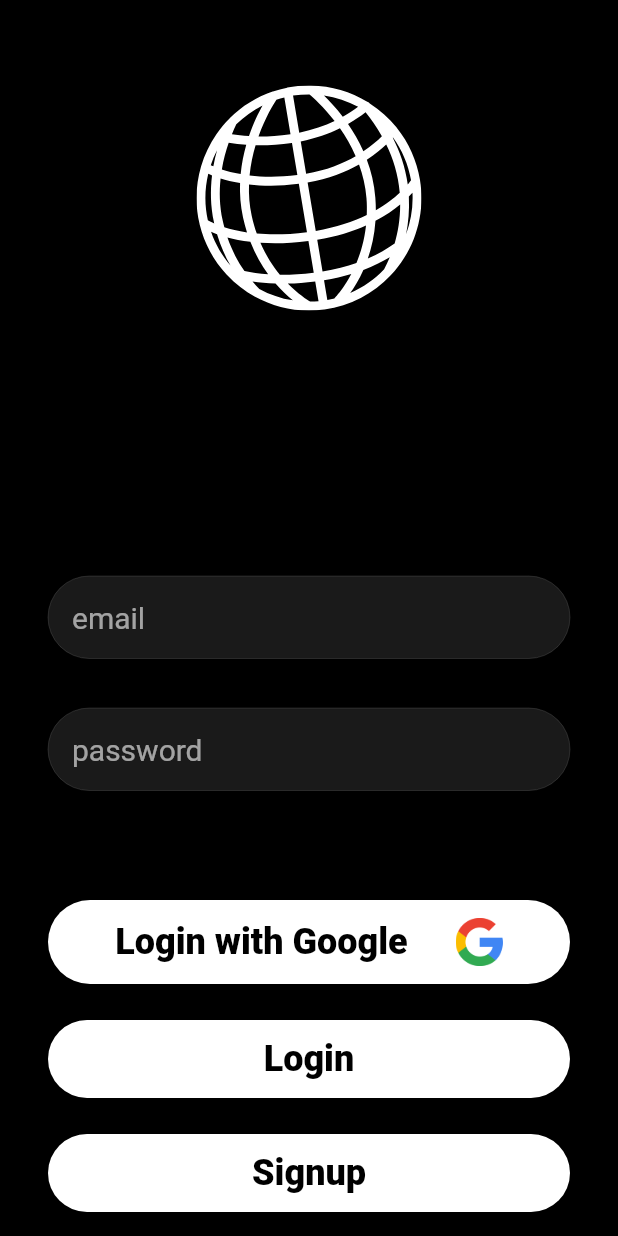
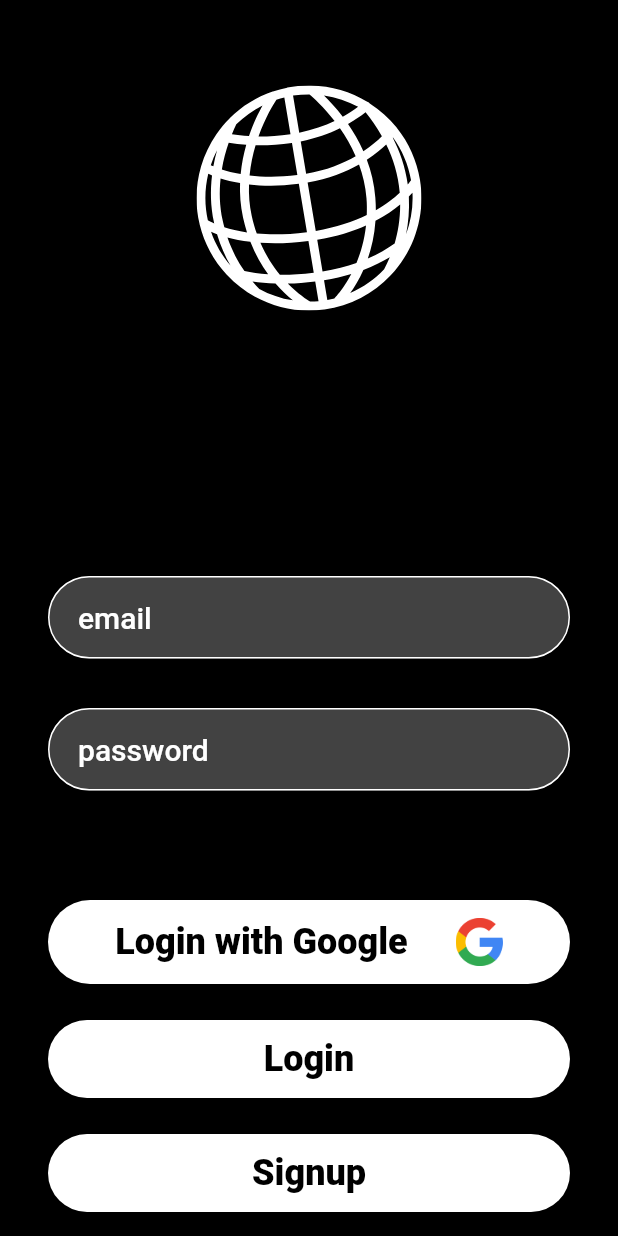
Before and after one commit to jumbyjumbo/flutter_firebase_app, a Flutter app: the screen it shows after launch, on a phone screen of 412 x 824 dp. Run offline on Flutter 3.47's test engine with Material 2 defaults, Android fonts, the phone set to English and light mode, and no system bars; our stand-ins replace cloud_firestore, firebase_auth, firebase_core, flutter_svg, google_sign_in; accounts and stored records are empty.

Commit message:
update flutter 3.10 and dart 3

```diff
--- a/lib/main.dart
+++ b/lib/main.dart
@@ -31,6 +31,7 @@ class MyApp extends StatelessWidget {
       title: 'instagram clone',
       theme: ThemeData.dark().copyWith(
         scaffoldBackgroundColor: mobileBackgroundColor,
+        useMaterial3: true,
       ),
       // home: const ResponsiveLayout(
       //   mobileLayout: MobileLayout(),
--- a/lib/screens/landing_screen.dart
+++ b/lib/screens/landing_screen.dart
@@ -16,10 +16,10 @@ class _LandingScreenState extends State<LandingScreen> {
         child: Container(
           padding: const EdgeInsets.symmetric(horizontal: 32),
           width: double.infinity,
-          child: Column(
+          child: const Column(
             mainAxisAlignment: MainAxisAlignment.center,
             crossAxisAlignment: CrossAxisAlignment.center,
-            children: const [
+            children: [
               //logo
               Expanded(
                 child: Logo(height: 300),
```
Also changed, not shown: pubspec.lock.
